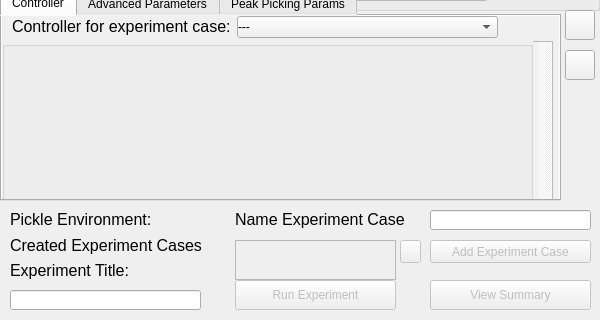
This is vimmsVisualisedGUI/ExperimentPage.ui in Adam-Tem/vimmsVisualised as Qt 5 draws it before an edit; both pictures show x 0 to 600 and y 180 to 500 of the 600 by 500 pixel window. The edited form follows.
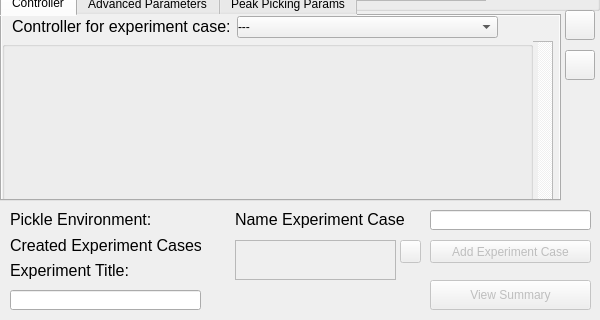
This is the edited form.

Commit message: Animated loading icon now added to interface when a requested task is being processed, to increase feedback provided by GUI to the user.

The edit to the form file:
```diff
--- a/vimmsVisualisedGUI/ExperimentPage.ui
+++ b/vimmsVisualisedGUI/ExperimentPage.ui
@@ -1632,6 +1632,22 @@
     </rect>
    </property>
   </widget>
+  <widget class="QLabel" name="ExperimentLoadingLabel">
+   <property name="geometry">
+    <rect>
+     <x>235</x>
+     <y>460</y>
+     <width>161</width>
+     <height>30</height>
+    </rect>
+   </property>
+   <property name="autoFillBackground">
+    <bool>true</bool>
+   </property>
+   <property name="text">
+    <string/>
+   </property>
+  </widget>
   <zorder>ExperimentTitleTextEdit</zorder>
   <zorder>ExperimentTitleLabel</zorder>
   <zorder>FullscanGroupBox</zorder>
@@ -1650,6 +1666,7 @@
   <zorder>PickleEnvLabel</zorder>
   <zorder>ViewSummaryButton</zorder>
   <zorder>SummaryGroupBox</zorder>
+  <zorder>ExperimentLoadingLabel</zorder>
  </widget>
  <resources/>
  <connections/>
```
The commit also changes 42 other files.
